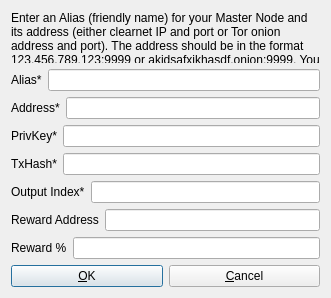
Before: the Qt Designer form src/qt/forms/addeditadrenalinenode.ui in ignitioncoin/ignitioncoin, drawn with Qt 5.
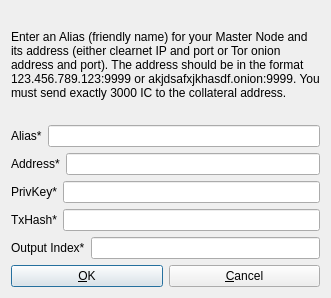
After: the same form once the commit is applied.

Commit message: remove external mn config in gui

The edit to the form file:
```diff
--- a/src/qt/forms/addeditadrenalinenode.ui
+++ b/src/qt/forms/addeditadrenalinenode.ui
@@ -118,40 +118,6 @@
      </item>
     </layout>
    </item>
-   <item>
-    <layout class="QHBoxLayout" name="horizontalLayout_6">
-     <property name="bottomMargin">
-      <number>0</number>
-     </property>
-     <item>
-      <widget class="QLabel" name="label_3">
-       <property name="text">
-        <string>Reward Address</string>
-       </property>
-      </widget>
-     </item> 
-     <item>
-      <widget class="QLineEdit" name="rewardaddressLineEdit"/>
-     </item>
-    </layout>
-   </item>
-   <item>
-    <layout class="QHBoxLayout" name="horizontalLayout_7">
-     <property name="bottomMargin">
-      <number>0</number>
-     </property>
-     <item>
-      <widget class="QLabel" name="label_7">
-       <property name="text">
-        <string>Reward %</string>
-       </property>
-      </widget>
-     </item>
-     <item>
-      <widget class="QLineEdit" name="rewardpercentageLineEdit"/>
-     </item>
-    </layout>
-   </item>
    <item>
     <layout class="QHBoxLayout" name="horizontalLayout_Buttons">
      <item>
```
